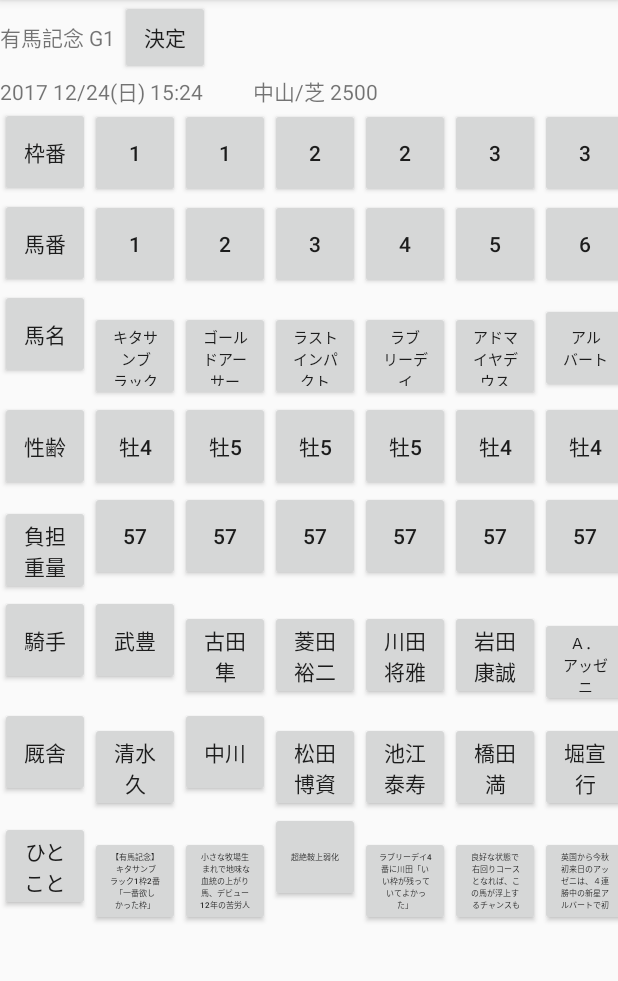
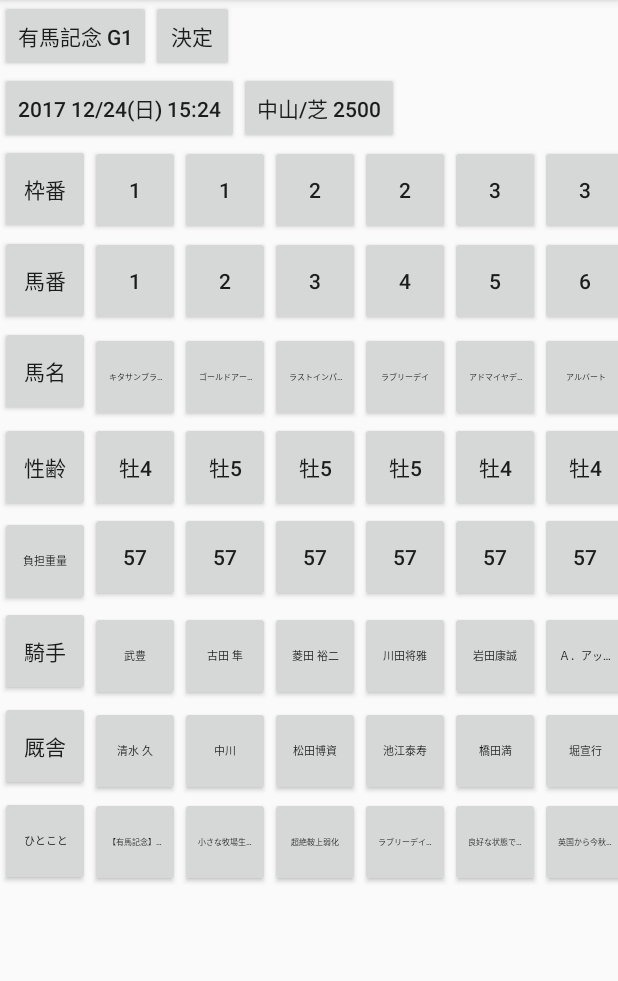
Before and after one commit to taichi1101/KEIBA2, an Android app: the screen it shows after launch (MainActivity), on a phone screen of 412 x 824 dp, the part 84-1065 px from its top. Run offline under Robolectric (Android 15) with nearby library versions, the phone set to English and light mode, and no system bars.

Commit message:
一応、動かないやつの文字サイズも固定。あとは動的にするだけ

```diff
--- a/app/src/main/res/layout/activity_main.xml
+++ b/app/src/main/res/layout/activity_main.xml
@@ -23,9 +23,9 @@ tools:context="com.example.android.sample.keiba.MainActivity">
     android:orientation="horizontal">
 
 
-    <TextView
-        android:layout_width="80dp"
-        android:layout_height="50dp"
+    <Button
+        android:layout_width="wrap_content"
+        android:layout_height="wrap_content"
         android:layout_weight="1"
         android:text="有馬記念 G1" />
 
@@ -41,8 +41,8 @@ tools:context="com.example.android.sample.keiba.MainActivity">
 
     <Button
         android:id="@+id/push"
-        android:layout_width="60dp"
-        android:layout_height="50dp"
+        android:layout_width="55dp"
+        android:layout_height="wrap_content"
         android:layout_weight="1"
         android:text="決定" />
 
@@ -66,7 +66,7 @@ tools:context="com.example.android.sample.keiba.MainActivity">
 
 
 
-    <TextView
+    <Button
         android:layout_width="wrap_content"
         android:layout_height="wrap_content"
         android:text="2017 12/24(日) 15:24"
@@ -80,10 +80,10 @@ tools:context="com.example.android.sample.keiba.MainActivity">
     <!--android:id="@+id/matal"/>-->
 
 
-    <TextView
+    <Button
         android:layout_width="wrap_content"
         android:layout_height="wrap_content"
-        android:text="          中山/芝 2500"
+        android:text="中山/芝 2500"
         android:layout_weight="1"
         android:id="@+id/place"/>
 
@@ -162,7 +162,8 @@ tools:context="com.example.android.sample.keiba.MainActivity">
             android:layout_height="60dp"
             android:layout_column="0"
             android:layout_row="4"
-            android:text="負担重量" />
+            android:text="負担重量"
+            android:textSize="7dp"/>
 
 
         <Button
@@ -192,6 +193,7 @@ tools:context="com.example.android.sample.keiba.MainActivity">
             android:layout_height="60dp"
             android:layout_column="0"
             android:layout_row="7"
+            android:textSize="7dp"
             android:text="ひとこと"/>
 
         <!--ここまでが見出しの列。ここから右を横スクロールできるようにする-->
@@ -235,7 +237,9 @@ tools:context="com.example.android.sample.keiba.MainActivity">
             android:layout_column="1"
             android:layout_row="2"
             android:text="キタサンブラック"
-            android:textSize="10dp"/>
+            android:textSize="5dp"
+            android:ellipsize="end"
+            android:singleLine="true"/>
 
         <!--文字数が多いときは、字を自動で小さくする-->
 
@@ -262,7 +266,10 @@ tools:context="com.example.android.sample.keiba.MainActivity">
             android:layout_height="60dp"
             android:layout_column="1"
             android:layout_row="5"
-            android:text="武豊" />
+            android:textSize="7dp"
+            android:text="武豊"
+            android:ellipsize="end"
+            android:singleLine="true"/>
 
 
         <Button
@@ -271,7 +278,10 @@ tools:context="com.example.android.sample.keiba.MainActivity">
             android:layout_height="60dp"
             android:layout_column="1"
             android:layout_row="6"
-            android:text="清水 久" />
+            android:textSize="7dp"
+            android:text="清水 久"
+            android:ellipsize="end"
+            android:singleLine="true"/>
 
 
 
@@ -283,6 +293,8 @@ tools:context="com.example.android.sample.keiba.MainActivity">
             android:layout_height="60dp"
             android:layout_column="1"
             android:layout_row="7"
+            android:ellipsize="end"
+            android:singleLine="true"
             android:textSize="5dp"
             android:text="【有馬記念】キタサンブラック1枠2番「一番欲しかった枠」"/>
 
@@ -326,7 +338,9 @@ tools:context="com.example.android.sample.keiba.MainActivity">
             android:layout_column="2"
             android:layout_row="2"
             android:text="ゴールドアーサー"
-            android:textSize="10dp"/>
+            android:textSize="5dp"
+            android:ellipsize="end"
+            android:singleLine="true"/>
 
         <!--文字数が多いときは、字を自動で小さくする-->
 
@@ -353,7 +367,10 @@ tools:context="com.example.android.sample.keiba.MainActivity">
             android:layout_height="60dp"
             android:layout_column="2"
             android:layout_row="5"
-            android:text="古田 隼" />
+            android:text="古田 隼"
+            android:textSize="7dp"
+            android:ellipsize="end"
+            android:singleLine="true"/>
 
 
         <Button
@@ -362,7 +379,11 @@ tools:context="com.example.android.sample.keiba.MainActivity">
             android:layout_height="60dp"
             android:layout_column="2"
             android:layout_row="6"
-            android:text="中川" />
+            android:text="中川"
+            android:textSize="7dp"
+            android:ellipsize="end"
+            android:singleLine="true"
+            />
 
 
 
@@ -374,6 +395,8 @@ tools:context="com.example.android.sample.keiba.MainActivity">
             android:layout_column="2"
             android:layout_row="7"
             android:textSize="5dp"
+            android:ellipsize="end"
+            android:singleLine="true"
             android:text="小さな牧場生まれで地味な血統の上がり馬、デビュー12年の苦労人騎手。"/>
 
 
@@ -406,8 +429,11 @@ tools:context="com.example.android.sample.keiba.MainActivity">
             android:layout_height="60dp"
             android:layout_column="3"
             android:layout_row="2"
+            android:ellipsize="end"
+            android:singleLine="true"
+            android:textSize="5dp"
             android:text="ラストインパクト"
-            android:textSize="10dp"/>
+         />
 
         <!--文字数が多いときは、字を自動で小さくする-->
 
@@ -434,7 +460,10 @@ tools:context="com.example.android.sample.keiba.MainActivity">
             android:layout_height="60dp"
             android:layout_column="3"
             android:layout_row="5"
-            android:text="菱田 裕二" />
+            android:text="菱田 裕二"
+            android:textSize="7dp"
+            android:ellipsize="end"
+            android:singleLine="true"/>
 
 
         <Button
@@ -443,7 +472,10 @@ tools:context="com.example.android.sample.keiba.MainActivity">
             android:layout_height="60dp"
             android:layout_column="3"
             android:layout_row="6"
-            android:text="松田博資" />
+            android:text="松田博資"
+            android:textSize="7dp"
+            android:ellipsize="end"
+            android:singleLine="true"/>
 
 
         <Button
@@ -453,7 +485,9 @@ tools:context="com.example.android.sample.keiba.MainActivity">
             android:layout_column="3"
             android:layout_row="7"
             android:textSize="5dp"
-            android:text="超絶鞍上弱化"/>
+            android:text="超絶鞍上弱化"
+            android:ellipsize="end"
+            android:singleLine="true"/>
 
 
 
@@ -493,8 +527,10 @@ tools:context="com.example.android.sample.keiba.MainActivity">
             android:layout_height="60dp"
             android:layout_column="4"
             android:layout_row="2"
+            android:textSize="5dp"
             android:text="ラブリーデイ"
-            android:textSize="10dp"/>
+            android:ellipsize="end"
+            android:singleLine="true"/>
 
         <!--文字数が多いときは、字を自動で小さくする-->
 
@@ -520,8 +556,11 @@ tools:context="com.example.android.sample.keiba.MainActivity">
             android:layout_width="60dp"
             android:layout_height="60dp"
             android:layout_column="4"
+            android:textSize="7dp"
             android:layout_row="5"
-            android:text="川田将雅" />
+            android:text="川田将雅"
+            android:ellipsize="end"
+            android:singleLine="true"/>
 
 
         <Button
@@ -529,8 +568,11 @@ tools:context="com.example.android.sample.keiba.MainActivity">
             android:layout_width="60dp"
             android:layout_height="60dp"
             android:layout_column="4"
+            android:textSize="7dp"
             android:layout_row="6"
-            android:text="池江泰寿" />
+            android:text="池江泰寿"
+            android:ellipsize="end"
+            android:singleLine="true" />
 
 
 
@@ -541,6 +583,8 @@ tools:context="com.example.android.sample.keiba.MainActivity">
             android:layout_column="4"
             android:layout_row="7"
             android:textSize="5dp"
+            android:ellipsize="end"
+            android:singleLine="true"
             android:text="ラブリーデイ4番に川田「いい枠が残っていてよかった」"/>
 
 
@@ -577,7 +621,9 @@ tools:context="com.example.android.sample.keiba.MainActivity">
             android:layout_column="5"
             android:layout_row="2"
             android:text="アドマイヤデウス"
-            android:textSize="10dp"/>
+            android:textSize="5dp"
+            android:ellipsize="end"
+            android:singleLine="true"/>
 
         <!--文字数が多いときは、字を自動で小さくする-->
 
@@ -604,7 +650,10 @@ tools:context="com.example.android.sample.keiba.MainActivity">
             android:layout_height="60dp"
             android:layout_column="5"
             android:layout_row="5"
-            android:text="岩田康誠" />
+            android:text="岩田康誠"
+            android:textSize="7dp"
+            android:ellipsize="end"
+            android:singleLine="true"/>
 
 
         <Button
@@ -613,7 +662,10 @@ tools:context="com.example.android.sample.keiba.MainActivity">
             android:layout_height="60dp"
             android:layout_column="5"
             android:layout_row="6"
-            android:text="橋田満" />
+            android:text="橋田満"
+            android:ellipsize="end"
+            android:textSize="7dp"
+            android:singleLine="true"/>
 
 
 
@@ -624,6 +676,8 @@ tools:context="com.example.android.sample.keiba.MainActivity">
             android:layout_column="5"
             android:layout_row="7"
             android:textSize="5dp"
+            android:ellipsize="end"
+            android:singleLine="true"
             android:text="良好な状態で右回りコースとなれば、この馬が浮上するチャンスもあるのではないか。"/>
 
 
@@ -659,7 +713,9 @@ tools:context="com.example.android.sample.keiba.MainActivity">
             android:layout_column="6"
             android:layout_row="2"
             android:text="アルバート"
-            android:textSize="10dp"/>
+            android:ellipsize="end"
+            android:singleLine="true"
+            android:textSize="5dp"/>
 
         <!--文字数が多いときは、字を自動で小さくする-->
 
@@ -687,7 +743,9 @@ tools:context="com.example.android.sample.keiba.MainActivity">
             android:layout_column="6"
             android:layout_row="5"
             android:text="Ａ．アッゼニ"
-            android:textSize="10dp"/>
+            android:textSize="7dp"
+            android:ellipsize="end"
+            android:singleLine="true"/>
 
 
         <Button
@@ -696,7 +754,10 @@ tools:context="com.example.android.sample.keiba.MainActivity">
             android:layout_height="60dp"
             android:layout_column="6"
             android:layout_row="6"
-            android:text="堀宣行" />
+            android:text="堀宣行"
+            android:textSize="7dp"
+            android:ellipsize="end"
+            android:singleLine="true"/>
 
 
         <Button
@@ -706,11 +767,14 @@ tools:context="com.example.android.sample.keiba.MainActivity">
             android:layout_column="6"
             android:layout_row="7"
             android:textSize="5dp"
+            android:ellipsize="end"
+            android:singleLine="true"
             android:text="英国から今秋初来日のアッゼニは、４連勝中の新星アルバートで初めて有馬参戦。２走前の比叡Ｓ（１着）でも手綱を取っており「コントロールがしやすい馬で、最後の瞬発力も凄い」と能力を絶賛している。"/>
 
 
 
         <!--レースに参加する馬の数が増えると、+ボタンで馬を足すことができる-->
+        <!--ボタンが押されたら、その項目の編集画面を出して、横スクロールでその隣の、上スクロールでその上のものを表示させる-->
 
 
     </GridLayout>
```
